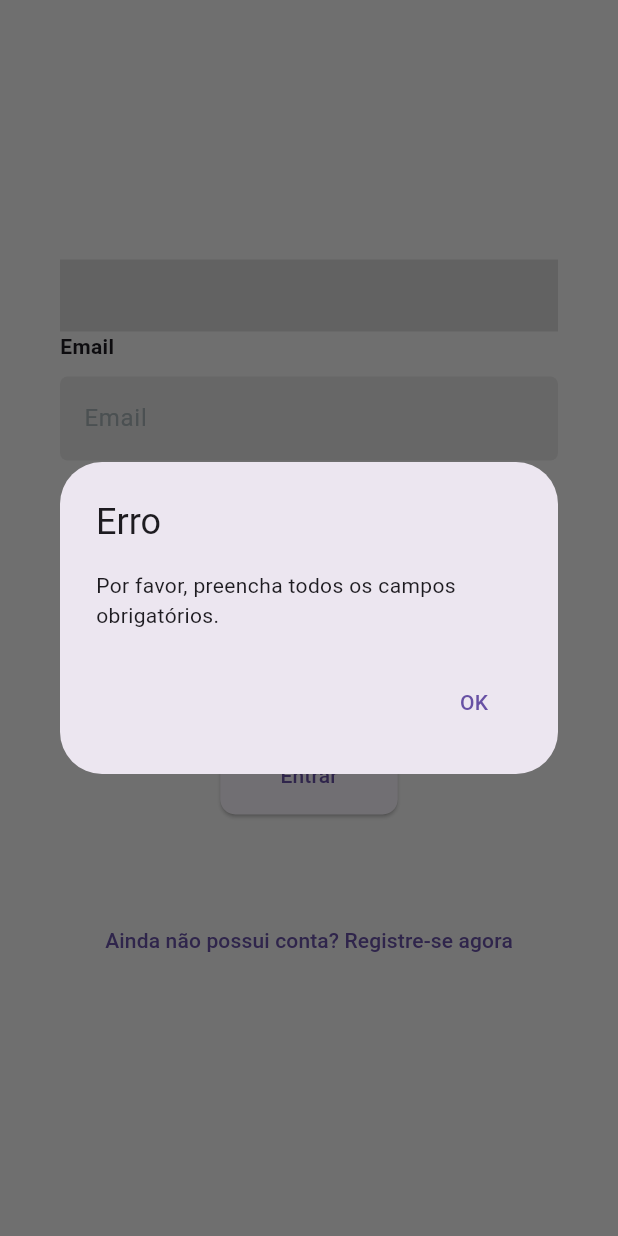
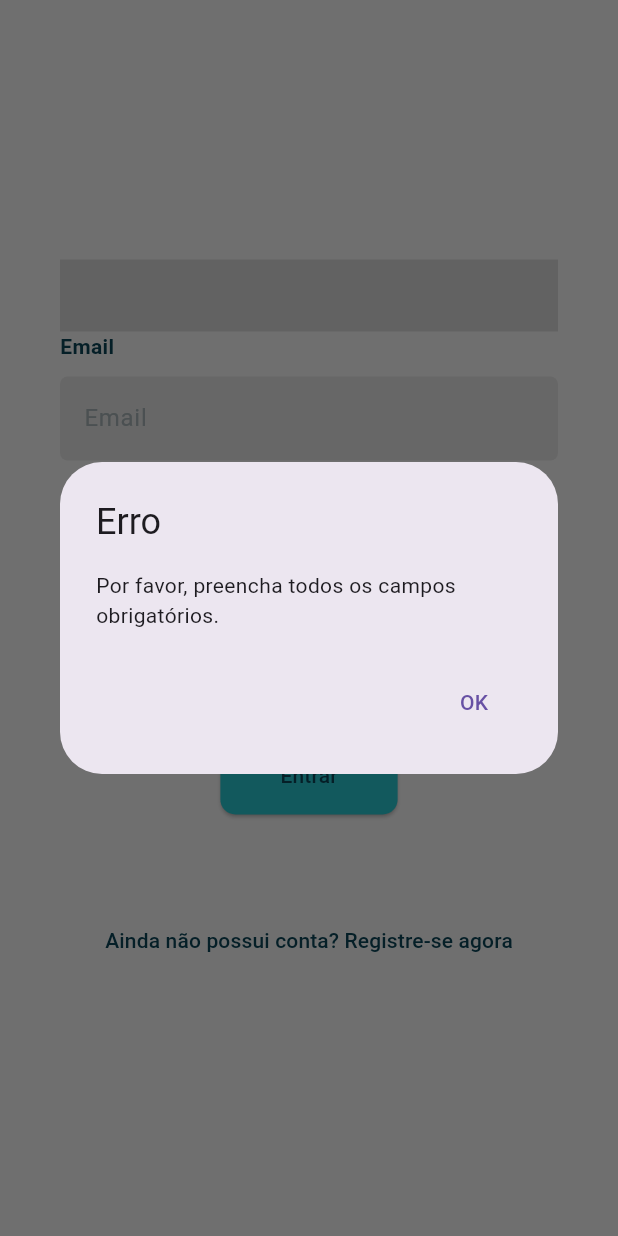
Before and after one commit to manuabigsz/publifly.ai, a Flutter app: the AuthForm screen opened directly, after a tap on "Esqueceu a senha?", after a tap on "Entrar na conta", after a tap on "Entrar", on a phone screen of 412 x 824 dp. Run offline on Flutter 3.47's test engine with Material 3 defaults, Android fonts, the phone set to English and light mode, and no system bars; our stand-ins replace cloud_firestore, firebase_auth, firebase_core, firebase_storage; accounts and stored records are empty; statements that could not run were skipped.

Commit message:
feat: new app colors

```diff
--- a/lib/src/shared/theme/app_colors.dart
+++ b/lib/src/shared/theme/app_colors.dart
@@ -1,6 +1,9 @@
 import 'package:flutter/material.dart';
 
 class AppColors {
+  static const Color logoColor = Color(0xff0a4356);
+  static const Color greenColor = Color(0xff27c1cb);
+  static const Color purpleColor = Color(0xff9b8bf7);
   static const Color azulCeleste = Color(0xff4A90E2);
   static const Color verdeVibrante = Color(0xff6FCF97);
   static const Color roxoModerno = Color(0xFF9B51E0);
```
